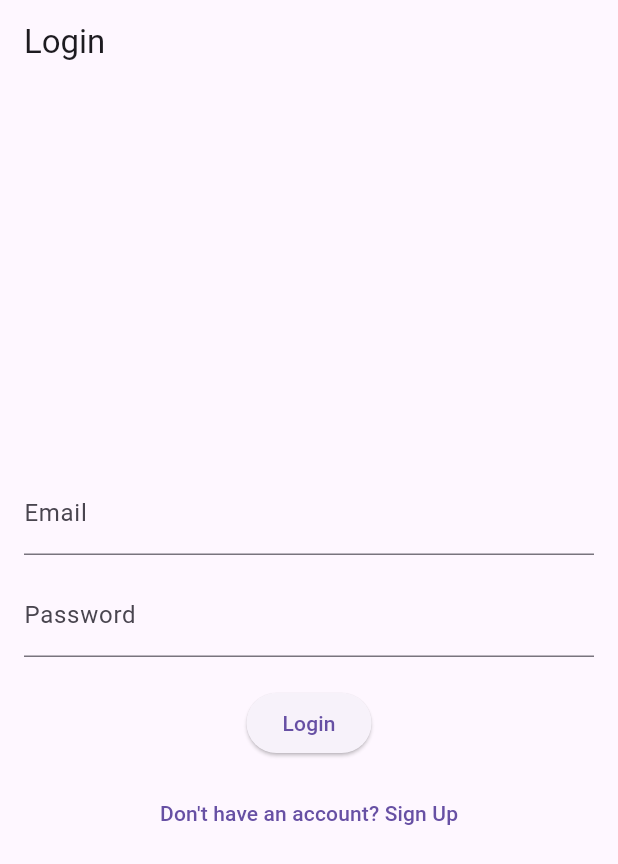
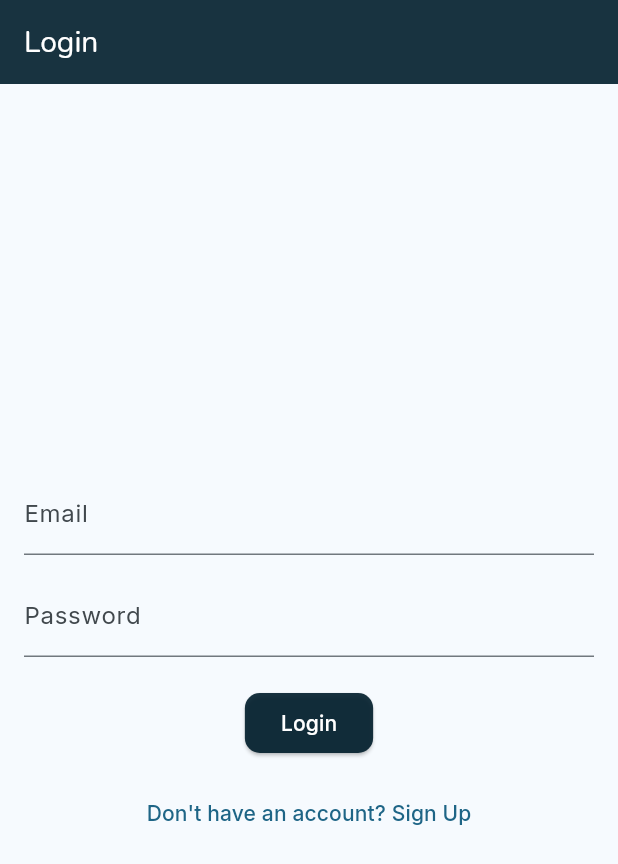
Before and after one commit to ebroahmed/quiz_app, a Flutter app: the screen it shows after launch, on a phone screen of 412 x 824 dp. Shown: the top 864 px of the screen. Run offline on Flutter 3.47's test engine with Material 3 defaults, Android fonts, the phone set to English and light mode, and no system bars; our stand-ins replace cloud_firestore, firebase_auth, firebase_core, flutter_riverpod, google_fonts; accounts and stored records are empty; generated files the repository leaves out were written again.

Commit message:
themea and main files updated

```diff
--- a/lib/main.dart
+++ b/lib/main.dart
@@ -3,6 +3,7 @@ import 'package:flutter/material.dart';
 import 'package:flutter_riverpod/flutter_riverpod.dart';
 import 'package:quiz_app/firebase_options.dart';
 import 'package:quiz_app/screens/splash_screen.dart';
+import 'package:quiz_app/theme/theme.dart';
 
 void main() async {
   WidgetsFlutterBinding.ensureInitialized();
@@ -18,20 +19,9 @@ class MyApp extends StatelessWidget {
   Widget build(BuildContext context) {
     return MaterialApp(
       debugShowCheckedModeBanner: false,
+      theme: theme,
       title: 'Quiz App',
-      home: Container(
-        decoration: const BoxDecoration(
-          gradient: LinearGradient(
-            colors: [
-              Color(0xFF330E01), // dark brownish
-              Color(0xFF6A1B09), // reddish brown
-            ],
-            begin: Alignment.topLeft,
-            end: Alignment.bottomRight,
-          ),
-        ),
-        child: SplashScreen(),
-      ),
+      home: SplashScreen(),
     );
   }
 }
--- a/lib/theme/theme.dart
+++ b/lib/theme/theme.dart
@@ -3,15 +3,15 @@ import 'package:google_fonts/google_fonts.dart';
 
 final theme = ThemeData(
   colorScheme: ColorScheme.fromSeed(
-    seedColor: const Color.fromARGB(230, 51, 14, 1),
+    seedColor: const Color.fromARGB(230, 0, 29, 43),
   ),
-  scaffoldBackgroundColor: Colors.transparent, // make it transparent
 
   appBarTheme: AppBarTheme(
-    titleTextStyle: GoogleFonts.quicksand(fontSize: 20),
+    titleTextStyle: GoogleFonts.nunito(fontSize: 20),
     foregroundColor: Colors.white,
+    backgroundColor: const Color.fromARGB(230, 0, 29, 43),
     elevation: 0,
-    backgroundColor: Colors.transparent, // so gradient shows behind AppBar
+    // so gradient shows behind AppBar
   ),
 
   textTheme: GoogleFonts.interTextTheme(),
@@ -19,6 +19,7 @@ final theme = ThemeData(
   elevatedButtonTheme: ElevatedButtonThemeData(
     style: ElevatedButton.styleFrom(
       foregroundColor: Colors.white,
+      backgroundColor: const Color.fromARGB(230, 0, 29, 43),
       shape: RoundedRectangleBorder(borderRadius: BorderRadius.circular(10)),
     ),
   ),
```
